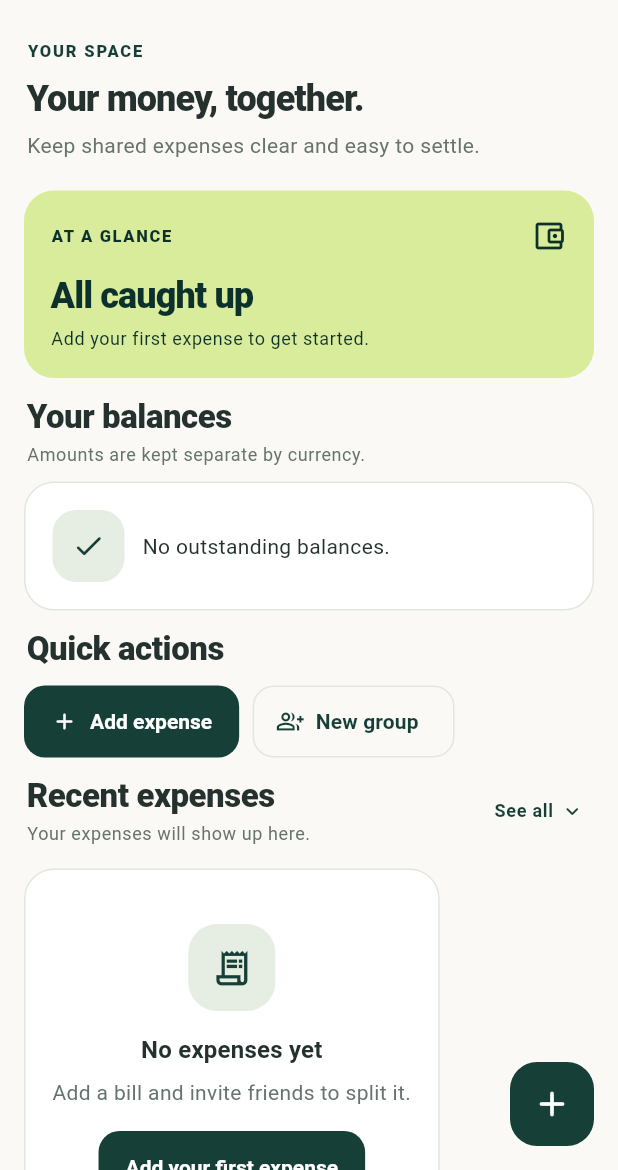
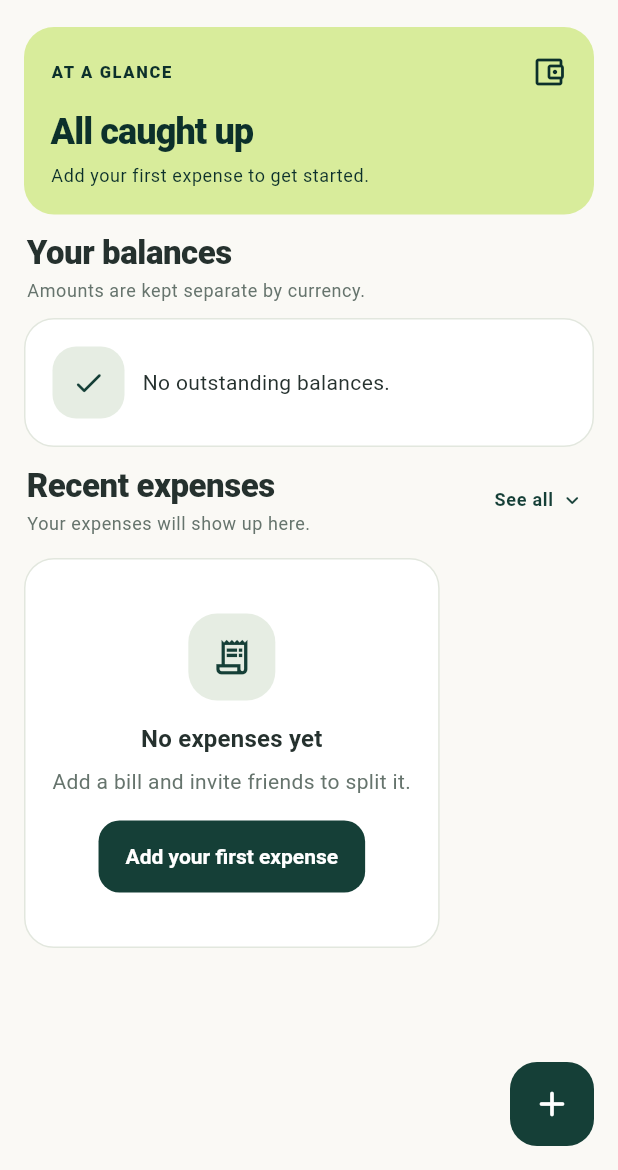
Before and after one commit to Haiderdogar/Splitwize, a Flutter app: the BillsTab screen opened directly, on a phone screen of 412 x 824 dp, the part 66-1236 px from its top. Run offline on Flutter 3.47's test engine with Material 3 defaults, Android fonts, the phone set to English and light mode, and no system bars; our stand-ins replace cloud_firestore, connectivity_plus, firebase_auth, firebase_core, firebase_crashlytics, firebase_messaging and 10 more; missing offline and left inert: currency_picker, purchases_flutter; accounts and stored records are empty; generated files the repository leaves out were written again.

Commit message:
Remove redundant Home and Balances intro sections and Home quick actions

```diff
--- a/lib/screens/balances_tab.dart
+++ b/lib/screens/balances_tab.dart
@@ -152,11 +152,6 @@ class _BalanceOverview extends StatelessWidget {
     final scheme = Theme.of(context).colorScheme;
     final codes = byCurrency.keys.toList()..sort();
     return Column(crossAxisAlignment: CrossAxisAlignment.start, children: [
-      const PageIntroduction(
-        eyebrow: 'SETTLEMENTS',
-        title: 'Keep it balanced.',
-        description: 'A simple view of what you owe and what comes back.',
-      ),
       if (!hasBalances)
         const InlineEmpty(
           icon: Icons.check_circle_outline_rounded,
--- a/lib/screens/bills_tab.dart
+++ b/lib/screens/bills_tab.dart
@@ -13,7 +13,6 @@ import '../widgets/state_widgets.dart';
 import '../widgets/studio_ui.dart';
 import 'bill_detail_screen.dart';
 import 'create_bill_screen.dart';
-import 'create_group_screen.dart';
 import 'notifications_screen.dart';
 
 export '../utils/money.dart';
@@ -34,9 +33,6 @@ class _BillsTabState extends ConsumerState<BillsTab> {
 
   void _addExpense() => Navigator.of(context).push(
     MaterialPageRoute(builder: (_) => const CreateBillScreen()));
-
-  void _createGroup() => Navigator.of(context).push(
-    MaterialPageRoute(builder: (_) => const CreateGroupScreen()));
 
   @override
   Widget build(BuildContext context) {
@@ -114,7 +110,6 @@ class _BillsTabState extends ConsumerState<BillsTab> {
                       filter: _filter,
                       onFilter: (v) => setState(() => _filter = v),
                       onAdd: _addExpense,
-                      onGroup: _createGroup,
                     );
                   }
                   return Padding(
@@ -147,7 +142,6 @@ class _HomeOverview extends StatelessWidget {
     required this.filter,
     required this.onFilter,
     required this.onAdd,
-    required this.onGroup,
   });
 
   final int billCount;
@@ -157,18 +151,12 @@ class _HomeOverview extends StatelessWidget {
   final _ExpenseFilter filter;
   final ValueChanged<_ExpenseFilter> onFilter;
   final VoidCallback onAdd;
-  final VoidCallback onGroup;
 
   @override
   Widget build(BuildContext context) {
     final scheme = Theme.of(context).colorScheme;
     final codes = balances.keys.toList()..sort();
     return Column(crossAxisAlignment: CrossAxisAlignment.start, children: [
-      const PageIntroduction(
-        eyebrow: 'YOUR SPACE',
-        title: 'Your money, together.',
-        description: 'Keep shared expenses clear and easy to settle.',
-      ),
       SoftPanel(
         fill: scheme.primaryContainer,
         border: false,
@@ -213,19 +201,6 @@ class _HomeOverview extends StatelessWidget {
               owe: balances[code]!.owe,
             ),
           ),
-      const SectionHeading('Quick actions'),
-      Wrap(spacing: 9, runSpacing: 9, children: [
-        FilledButton.icon(
-          onPressed: onAdd,
-          icon: const Icon(Icons.add_rounded),
-          label: const Text('Add expense'),
-        ),
-        OutlinedButton.icon(
-          onPressed: onGroup,
-          icon: const Icon(Icons.group_add_outlined),
-          label: const Text('New group'),
-        ),
-      ]),
       SectionHeading(
         'Recent expenses',
         subtitle: billCount == 0
```
Also changed, not shown: 1 other file.
